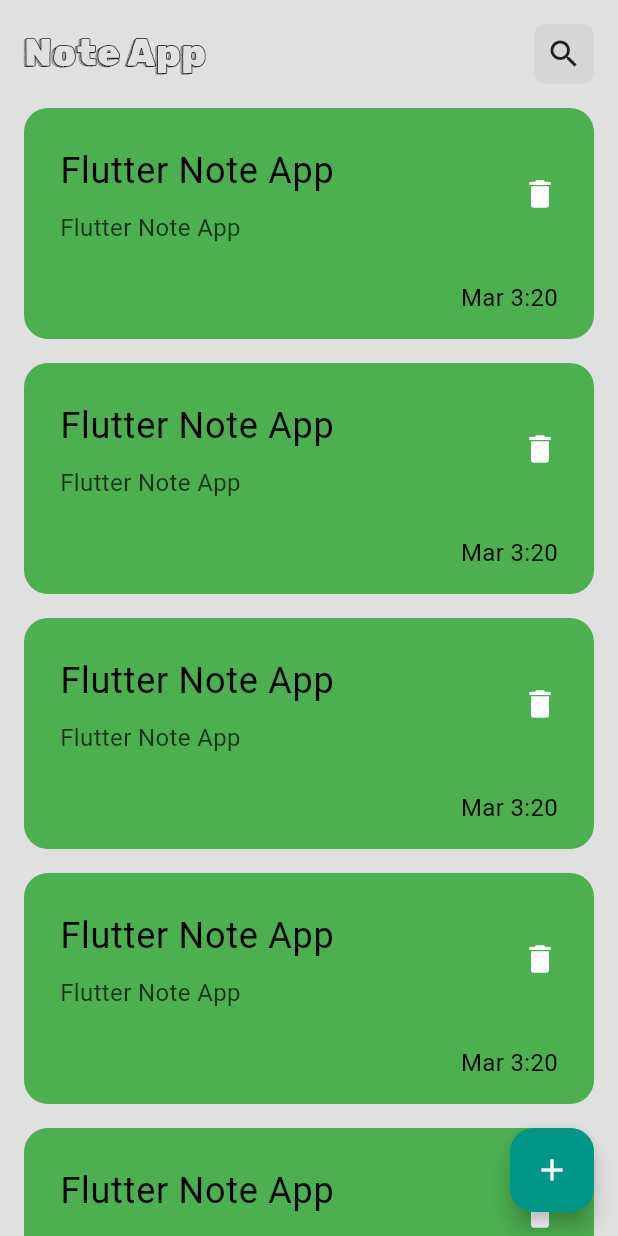
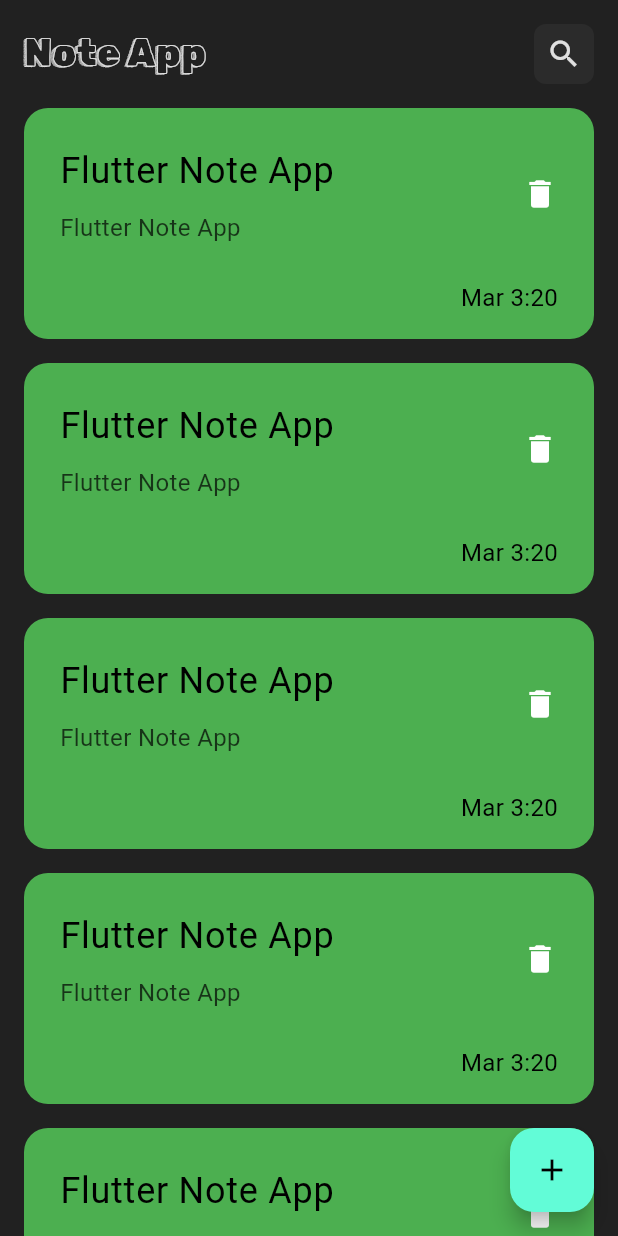
Before and after one commit to Waheed-Ashraf/Note-App, a Flutter app: the screen it shows after launch, on a phone screen of 412 x 824 dp. Run offline on Flutter 3.47's test engine with Material 3 defaults, Android fonts, the phone set to English and light mode, and no system bars.

Commit message:
finishing app UI

```diff
--- a/lib/main.dart
+++ b/lib/main.dart
@@ -15,7 +15,7 @@
   Widget build(BuildContext context) {
     return MaterialApp(
       debugShowCheckedModeBanner: false,
-      theme: lightMood,
+      theme: darkMood,
       home: const NotesView(),
     );
   }
--- a/pubspec.yaml
+++ b/pubspec.yaml
@@ -35,11 +35,13 @@ dependencies:
   # The following adds the Cupertino Icons font to your application.
   # Use with the CupertinoIcons class for iOS style icons.
   cupertino_icons: ^1.0.6
-
+  hive: ^2.2.3
+  hive_flutter:
 dev_dependencies:
   flutter_test:
     sdk: flutter
-
+  hive_generator:
+  build_runner:
   # The "flutter_lints" package below contains a set of recommended lints to
   # encourage good coding practices. The lint set provided by the package is
   # activated in the `analysis_options.yaml` file located at the root of your
```
Also changed, not shown: lib/views/update_note_view.dart (+9 -0 lines), pubspec.lock, 1 other file.
